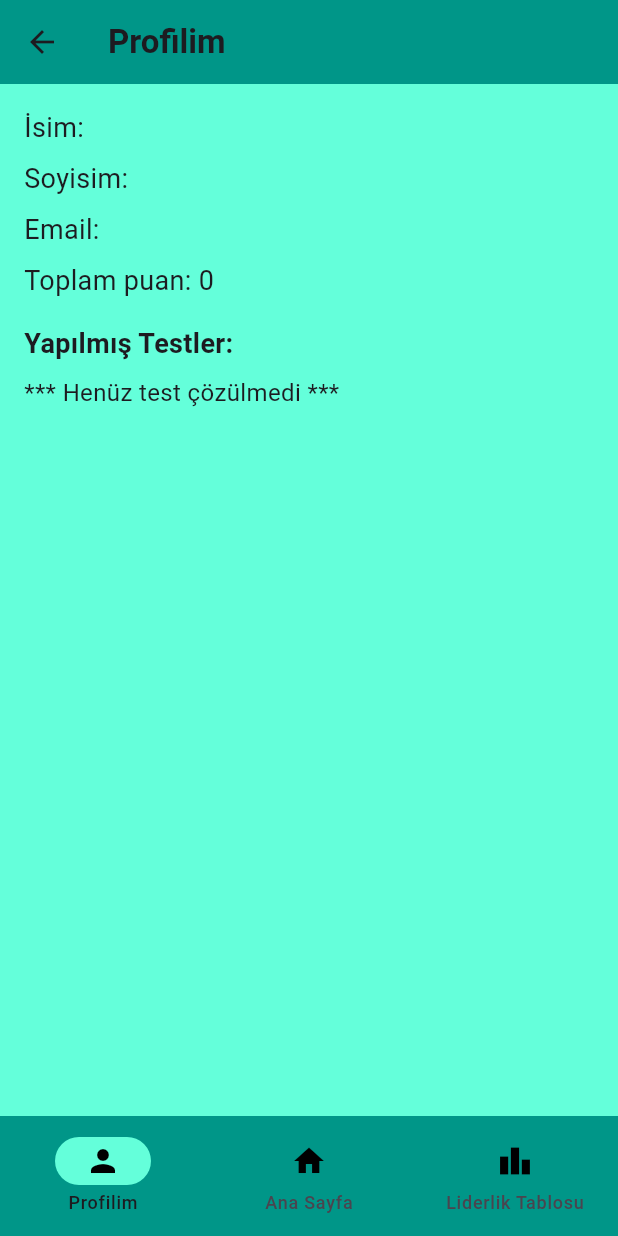
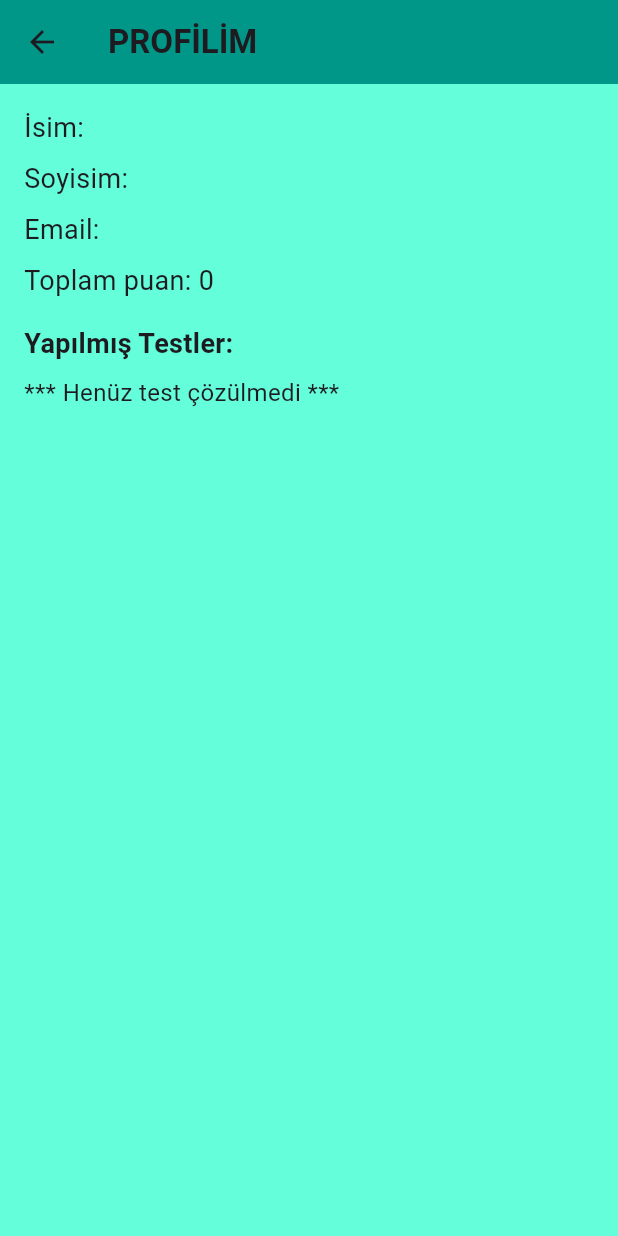
Before and after one commit to OsmanGundogdu/quiz_app_mobile, a Flutter app: the UserProfileScreen screen opened by its route, on a phone screen of 412 x 824 dp. Run offline on Flutter 3.47's test engine with Material 3 defaults, Android fonts, the phone set to English and light mode, and no system bars; our stand-ins replace cloud_firestore, firebase_core; accounts and stored records are empty.

Commit message:
layout logic has been created and successfully integrated to system. Also some other screen fixings.

```diff
--- a/lib/main.dart
+++ b/lib/main.dart
@@ -25,6 +25,7 @@ class MyApp extends StatelessWidget {
         "/quizlist": (BuildContext context) => QuizListScreen(),
         "/leaderboard": (BuildContext context) => LeaderboardScreen(),
       },
+      initialRoute: "/profile",
       // login yapan kullanıcının idsi gelecek.
       // home: UserProfileScreen(
       //   userID: user['id'],
--- a/lib/screens/leaderboard_screen.dart
+++ b/lib/screens/leaderboard_screen.dart
@@ -33,7 +33,8 @@ class _LeaderboardScreenState extends State<LeaderboardScreen> {
   Widget build(BuildContext context) {
     return Scaffold(
       appBar: AppBar(
-        title: Text("LİDERLİK TABLOSU"),
+        title: Text("LİDERLİK TABLOSU",
+            style: TextStyle(fontWeight: FontWeight.bold)),
         backgroundColor: Colors.teal,
       ),
       body: FutureBuilder<List<Map<String, dynamic>>>(
--- a/lib/screens/login_screen.dart
+++ b/lib/screens/login_screen.dart
@@ -1,5 +1,6 @@
 import 'package:flutter/material.dart';
 import 'package:quiz_app/model/user.dart';
+import 'package:quiz_app/screens/_layout.dart';
 import 'package:quiz_app/screens/register_screen.dart';
 import 'package:quiz_app/screens/user_profile_screen.dart';
 
@@ -52,9 +53,7 @@ class _LoginScreenState extends State<LoginScreen> {
                 Navigator.pushAndRemoveUntil(
                   context,
                   MaterialPageRoute(
-                    builder: (context) => UserProfileScreen(
-                      userID: user!.userID!,
-                    ),
+                    builder: (context) => Layout(),
                   ),
                   (route) => false,
                 );
--- a/lib/screens/quizzes_screen.dart
+++ b/lib/screens/quizzes_screen.dart
@@ -43,7 +43,7 @@ class _QuizListScreenState extends State<QuizListScreen> {
   Widget build(BuildContext context) {
     return Scaffold(
       appBar: AppBar(
-        title: Text("TESTLER"),
+        title: Text("TESTLER", style: TextStyle(fontWeight: FontWeight.bold)),
         backgroundColor: Colors.teal,
         actions: [
           IconButton(
--- a/lib/screens/show_user_profile_screen.dart
+++ b/lib/screens/show_user_profile_screen.dart
@@ -40,7 +40,8 @@ class _ShowUserProfileScreenState extends State<ShowUserProfileScreen> {
   Widget build(BuildContext context) {
     return Scaffold(
       appBar: AppBar(
-        title: Text("${user?.firstName}' un profili"),
+        title: Text("${user?.firstName} ${user?.lastName}",
+            style: TextStyle(fontWeight: FontWeight.bold)),
         backgroundColor: Colors.teal,
       ),
       body: isLoading
--- a/lib/screens/user_profile_screen.dart
+++ b/lib/screens/user_profile_screen.dart
@@ -52,7 +52,7 @@ class _UserProfileScreenState extends State<UserProfileScreen> {
   Widget build(BuildContext context) {
     return Scaffold(
       appBar: AppBar(
-        title: const Text("Profilim",
+        title: const Text("PROFİLİM",
             style: TextStyle(fontWeight: FontWeight.bold)),
         backgroundColor: Colors.teal,
       ),
@@ -98,41 +98,6 @@ class _UserProfileScreenState extends State<UserProfileScreen> {
                   ),
                 ),
       backgroundColor: Colors.tealAccent,
-      bottomNavigationBar: NavigationBar(
-        selectedIndex: _selectedindex,
-        onDestinationSelected: (int index) {
-          setState(() {
-            _selectedindex = index;
-          });
-          switch (index) {
-            case 0:
-              Navigator.of(context).pushNamed('/profile');
-              break;
-            case 1:
-              Navigator.of(context).pushNamed('/quizlist');
-              break;
-            case 2:
-              Navigator.of(context).pushNamed('/leaderboard');
-              break;
-          }
-        },
-        indicatorColor: Colors.tealAccent,
-        backgroundColor: Colors.teal,
-        destinations: const <Widget>[
-          NavigationDestination(
-            icon: Icon(Icons.person, color: Colors.black),
-            label: 'Profilim',
-          ),
-          NavigationDestination(
-            icon: Icon(Icons.home, color: Colors.black),
-            label: 'Ana Sayfa',
-          ),
-          NavigationDestination(
-            icon: Icon(Icons.leaderboard, color: Colors.black),
-            label: 'Liderlik Tablosu',
-          ),
-        ],
-      ),
     );
   }
 }
```
Also changed, not shown: lib/screens/_layout.dart (added, +63 -0 lines).
